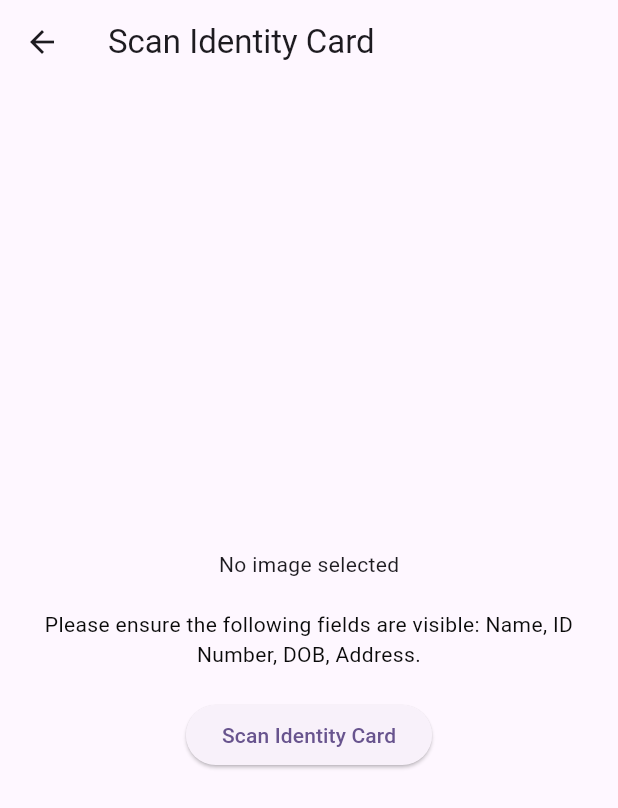
After one commit to aboussakkine-achraf/PFA, a Flutter app: the screen it shows after launch, after a tap on "Scan Image", on a phone screen of 412 x 824 dp. The commit adds this screen. Shown: the top 808 px of the screen. Run offline on Flutter 3.47's test engine with Material 3 defaults, Android fonts, the phone set to English and light mode, and no system bars; our stand-ins replace dio, image_picker, permission_handler; missing offline and left inert: google_ml_kit.

Commit message:
third commit

```diff
--- a/PFA-FRONTEND/lib/IdentityFileScreen.dart
+++ b/PFA-FRONTEND/lib/IdentityFileScreen.dart
@@ -4,6 +4,7 @@ import 'dart:io';
 import 'package:image/image.dart' as img; // Import the image package
 import 'package:permission_handler/permission_handler.dart';
 import 'api_service.dart';
+import 'scan.dart'; // Import the ScanIdentityWidget
 
 class IdentityFileScreen extends StatefulWidget {
   @override
@@ -148,6 +149,18 @@ class _IdentityFileScreenState extends State<IdentityFileScreen> {
               onPressed: _pickImageFromGallery,
               child: const Text('Upload Image'),
             ),
+            const SizedBox(height: 10),
+            ElevatedButton(
+              onPressed: () {
+                Navigator.push(
+                  context,
+                  MaterialPageRoute(
+                    builder: (context) => ScanIdentityWidget(),
+                  ),
+                );
+              },
+              child: const Text('Scan Image'),
+            ),
             const SizedBox(height: 30),
             // Display extracted information
             _extractedData != null
--- /dev/null
+++ b/PFA-FRONTEND/lib/scan.dart
@@ -0,0 +1,173 @@
+import 'package:flutter/material.dart';
+import 'package:google_ml_kit/google_ml_kit.dart';
+import 'package:image_picker/image_picker.dart';
+import 'dart:io';
+
+class ScanIdentityWidget extends StatefulWidget {
+  @override
+  _ScanIdentityWidgetState createState() => _ScanIdentityWidgetState();
+}
+
+class _ScanIdentityWidgetState extends State<ScanIdentityWidget> {
+  File? _image; // Holds the captured image
+  String _feedback =
+      "Please ensure the following fields are visible: Name, ID Number, DOB, Address."; // Guidance text
+  final TextRecognizer _textRecognizer = GoogleMlKit.vision.textRecognizer();
+
+  // Pick image from the camera
+  Future<void> _pickImage() async {
+    final pickedFile =
+        await ImagePicker().pickImage(source: ImageSource.camera);
+    if (pickedFile != null) {
+      setState(() {
+        _image = File(pickedFile.path);
+        _feedback = "Processing image... Please wait.";
+      });
+      await _processImage(_image!);
+    } else {
+      setState(() {
+        _feedback = "No image selected. Please try again.";
+      });
+    }
+  }
+
+  // Process the image and extract data
+  Future<void> _processImage(File image) async {
+    try {
+      // Pre-process image to check quality
+      if (!_isValidImage(image)) {
+        setState(() {
+          _feedback =
+              "Image quality is insufficient. Please take a clearer picture.";
+        });
+        return;
+      }
+
+      final inputImage = InputImage.fromFile(image);
+
+      // Use ML Kit to check if text is detected
+      final RecognizedText recognizedText =
+          await _textRecognizer.processImage(inputImage);
+
+      // Check if text is detected
+      if (recognizedText.text.isEmpty) {
+        setState(() {
+          _feedback =
+              "No text detected in the image. Please retake the picture.";
+        });
+        return;
+      }
+
+      // Validate the fields
+      final extractedData = _validateFields(recognizedText);
+
+      if (extractedData.isEmpty) {
+        setState(() {
+          _feedback = "Some fields are missing. Please retake the picture.";
+        });
+      } else {
+        setState(() {
+          _feedback = "Successfully extracted all fields:\n${extractedData}";
+        });
+      }
+    } catch (e) {
+      setState(() {
+        _feedback = "Error processing image. Please try again.";
+      });
+    }
+  }
+
+  // Validate the presence of required fields
+  String _validateFields(RecognizedText recognizedText) {
+    String name = "";
+    String idNumber = "";
+    String dob = "";
+    String address = "";
+
+    for (TextBlock block in recognizedText.blocks) {
+      for (TextLine line in block.lines) {
+        final text = line.text.toLowerCase();
+
+        if (text.contains("name: ")) {
+          name = line.text;
+        } else if (text.contains("id: ")) {
+          idNumber = line.text;
+        } else if (text.contains("dob: ")) {
+          dob = line.text;
+        } else if (text.contains("address: ")) {
+          address = line.text;
+        }
+      }
+    }
+
+    if (name.isNotEmpty &&
+        idNumber.isNotEmpty &&
+        dob.isNotEmpty &&
+        address.isNotEmpty) {
+      return "Name: $name\nID Number: $idNumber\nDOB: $dob\nAddress: $address";
+    } else {
+      // Return the missing fields for the user to correct
+      List<String> missingFields = [];
+      if (name.isEmpty) missingFields.add("Name");
+      if (idNumber.isEmpty) missingFields.add("ID Number");
+      if (dob.isEmpty) missingFields.add("DOB");
+      if (address.isEmpty) missingFields.add("Address");
+
+      return "Missing fields: ${missingFields.join(', ')}";
+    }
+  }
+
+  // Check if the image is valid (resolution, brightness, sharpness)
+  bool _isValidImage(File image) {
+    // You can customize this to perform further checks on the image
+    final imageBytes = image.readAsBytesSync();
+    if (imageBytes.length < 1000) {
+      return false; // Simple check for image size (can be improved)
+    }
+    return true;
+  }
+
+  @override
+  Widget build(BuildContext context) {
+    return Scaffold(
+      appBar: AppBar(
+        title: Text('Scan Identity Card'),
+      ),
+      body: Center(
+        child: Padding(
+          padding: const EdgeInsets.all(16.0),
+          child: Column(
+            mainAxisAlignment: MainAxisAlignment.center,
+            children: [
+              _image != null
+                  ? Image.file(
+                      _image!,
+                      height: 200,
+                      width: 200,
+                      fit: BoxFit.cover,
+                    )
+                  : Text('No image selected'),
+              SizedBox(height: 20),
+              Text(
+                _feedback,
+                style: TextStyle(color: const Color.fromARGB(255, 10, 10, 10)),
+                textAlign: TextAlign.center,
+              ),
+              SizedBox(height: 20),
+              ElevatedButton(
+                onPressed: _pickImage,
+                child: Text('Scan Identity Card'),
+              ),
+            ],
+          ),
+        ),
+      ),
+    );
+  }
+
+  @override
+  void dispose() {
+    _textRecognizer.close();
+    super.dispose();
+  }
+}
--- a/PFA-FRONTEND/pubspec.yaml
+++ b/PFA-FRONTEND/pubspec.yaml
@@ -16,6 +16,7 @@ dependencies:
   cupertino_icons: ^1.0.8
   permission_handler: ^11.3.1  # Add permission_handler dependency here
   image: ^4.5.1
+  google_ml_kit: ^0.19.0
 
 dev_dependencies:
   flutter_test:
```
Also changed, not shown: PFA-FRONTEND/lib/api_service.dart (+7 -3 lines), PFA-FRONTEND/pubspec.lock.
